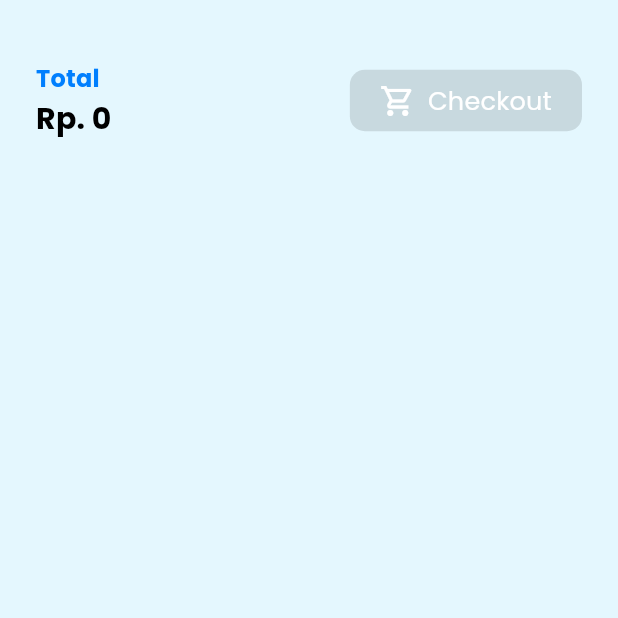
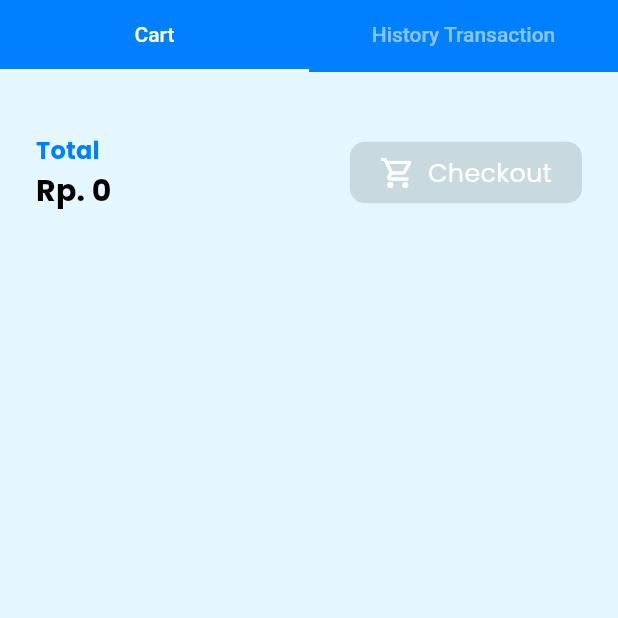
Before and after one commit to sempatpanick/e-warung, a Flutter app: the CartPage screen opened by its route, on a phone screen of 412 x 824 dp, the top half of it. Run offline on Flutter 3.47's test engine with Material 2 defaults, Android fonts, the phone set to English and light mode, and no system bars; drawn by our look-alikes of auto_size_text; our stand-ins replace animated_bottom_navigation_bar, google_fonts, shared_preferences, string_validator; missing offline and left inert: flutter_barcode_scanner; accounts and stored records are empty.

Commit message:
Add History Transaction in Cart Page

```diff
--- /dev/null
+++ b/lib/data/model/history_transaction_result.dart
@@ -0,0 +1,95 @@
+class HistoryTransactionResult {
+  HistoryTransactionResult({
+    required this.status,
+    required this.message,
+    required this.data,
+  });
+
+  bool status;
+  String message;
+  List<Transaction> data;
+
+  factory HistoryTransactionResult.fromJson(Map<String, dynamic> json) => HistoryTransactionResult(
+    status: json["status"],
+    message: json["message"],
+    data: List<Transaction>.from(json["data"].map((x) => Transaction.fromJson(x))),
+  );
+
+  Map<String, dynamic> toJson() => {
+    "status": status,
+    "message": message,
+    "data": List<dynamic>.from(data.map((x) => x.toJson())),
+  };
+}
+
+class Transaction {
+  Transaction({
+    required this.id,
+    required this.idUsers,
+    required this.bill,
+    required this.paid,
+    required this.changeBill,
+    required this.datetimeTransaction,
+    required this.items,
+  });
+
+  String id;
+  String idUsers;
+  String bill;
+  String paid;
+  String changeBill;
+  DateTime datetimeTransaction;
+  List<Item> items;
+
+  factory Transaction.fromJson(Map<String, dynamic> json) => Transaction(
+    id: json["id"],
+    idUsers: json["id_users"],
+    bill: json["bill"],
+    paid: json["paid"],
+    changeBill: json["change_bill"],
+    datetimeTransaction: DateTime.parse(json["datetime_transaction"]),
+    items: List<Item>.from(json["items"].map((x) => Item.fromJson(x))),
+  );
+
+  Map<String, dynamic> toJson() => {
+    "id": id,
+    "id_users": idUsers,
+    "bill": bill,
+    "paid": paid,
+    "change_bill": changeBill,
+    "datetime_transaction": datetimeTransaction.toIso8601String(),
+    "items": List<dynamic>.from(items.map((x) => x.toJson())),
+  };
+}
+
+class Item {
+  Item({
+    required this.idTransaction,
+    required this.idProduk,
+    required this.name,
+    required this.amount,
+    required this.price,
+  });
+
+  String idTransaction;
+  String idProduk;
+  String name;
+  String amount;
+  String price;
+
+  factory Item.fromJson(Map<String, dynamic> json) => Item(
+    idTransaction: json["id_transaction"],
+    idProduk: json["id_produk"],
+    name: json["name"],
+    amount: json["amount"],
+    price: json["price"],
+  );
+
+  Map<String, dynamic> toJson() => {
+    "id_transaction": idTransaction,
+    "id_produk": idProduk,
+    "name": name,
+    "amount": amount,
+    "price": price,
+  };
+}
--- /dev/null
+++ b/lib/provider/history_transaction_provider.dart
@@ -0,0 +1,51 @@
+import 'package:ewarung/data/api/api_service.dart';
+import 'package:ewarung/data/model/history_transaction_result.dart';
+import 'package:ewarung/utils/get_connection.dart';
+import 'package:ewarung/utils/result_state.dart';
+import 'package:flutter/cupertino.dart';
+import 'package:http/http.dart' as http;
+
+class HistoryTransactionProvider extends ChangeNotifier {
+  final ApiService apiService = ApiService();
+  final _getConnection = GetConnection();
+
+  HistoryTransactionProvider(String idUser) {
+    _fetchHistoryTransaction(idUser);
+  }
+
+  HistoryTransactionResult _resultHistoryTransaction = HistoryTransactionResult(status: false, message: "not initialized", data: []);
+  ResultState _stateHistoryTransaction = ResultState.loading;
+  String _messageHistoryTransaction = '';
+
+  HistoryTransactionResult get resultHistoryTransaction => _resultHistoryTransaction;
+  ResultState get stateHistoryTransaction => _stateHistoryTransaction;
+  String get messageHistoryTransaction => _messageHistoryTransaction;
+
+  Future<dynamic> _fetchHistoryTransaction(String idUser) async {
+    try {
+      _stateHistoryTransaction = ResultState.loading;
+      notifyListeners();
+      final connection = await _getConnection.getConnection();
+      if (connection) {
+        var result = await apiService.getHistoryTransaction(http.Client(), idUser);
+        if (result.data.isNotEmpty) {
+          _stateHistoryTransaction = ResultState.hasData;
+          notifyListeners();
+          return _resultHistoryTransaction = result;
+        } else {
+          _stateHistoryTransaction = ResultState.noData;
+          notifyListeners();
+          return _messageHistoryTransaction = result.message;
+        }
+      } else {
+        _stateHistoryTransaction = ResultState.error;
+        notifyListeners();
+        return _messageHistoryTransaction = 'Error: No connection internet';
+      }
+    } catch (e) {
+      _stateHistoryTransaction = ResultState.error;
+      notifyListeners();
+      return _messageHistoryTransaction = 'Error: Failed to get history transaction, $e';
+    }
+  }
+}
--- a/lib/ui/cart_page.dart
+++ b/lib/ui/cart_page.dart
@@ -4,12 +4,16 @@ import 'package:ewarung/data/model/geeneral_result.dart';
 import 'package:ewarung/data/model/product_transaction.dart';
 import 'package:ewarung/data/model/products_user_result.dart';
 import 'package:ewarung/provider/cart_provider.dart';
+import 'package:ewarung/provider/history_transaction_provider.dart';
 import 'package:ewarung/provider/preferences_provider.dart';
 import 'package:ewarung/provider/user_provider.dart';
 import 'package:ewarung/utils/get_formatted.dart';
+import 'package:ewarung/utils/result_state.dart';
 import 'package:ewarung/widgets/custom_alert_dialog.dart';
 import 'package:ewarung/widgets/custom_notification_snackbar.dart';
+import 'package:ewarung/widgets/custom_notification_widget.dart';
 import 'package:ewarung/widgets/item_cart.dart';
+import 'package:ewarung/widgets/item_order_history.dart';
 import 'package:flutter/cupertino.dart';
 import 'package:flutter/material.dart';
 import 'package:provider/provider.dart';
@@ -48,10 +52,25 @@ class _CartPageState extends State<CartPage> {
       }
     }
 
-    return Scaffold(
-      backgroundColor: colorWhiteBlue,
-      body: SafeArea(
-        child: SingleChildScrollView(
+    return DefaultTabController(
+      length: 2,
+      child: SafeArea(
+        child: Scaffold(
+          backgroundColor: primaryColor,
+          appBar: const TabBar(
+            labelColor: textColorWhite,
+            indicatorColor: textColorWhite,
+            unselectedLabelColor: Colors.white54,
+            tabs: [
+              Tab(text: "Cart",),
+              Tab(text: "History Transaction",)
+            ]
+          ),
+          body: Container(
+            color: colorWhiteBlue,
+            child: TabBarView(
+              children: [
+                SingleChildScrollView(
                   child: Container(
                     margin: const EdgeInsets.all(24.0),
                     child: Column(
@@ -115,6 +134,38 @@ class _CartPageState extends State<CartPage> {
                               ),
                             ),
                           ],
+                        ),
+                      ],
+                    ),
+                  ),
+                ),
+                SingleChildScrollView(
+                  child: ChangeNotifierProvider<HistoryTransactionProvider>(
+                    create: (_) => HistoryTransactionProvider(pref.userLogin.id),
+                    child: Consumer<HistoryTransactionProvider>(
+                      builder: (context, state, _) {
+                        if (state.stateHistoryTransaction == ResultState.loading) {
+                          return const Center(child: CircularProgressIndicator(),);
+                        } else if (state.stateHistoryTransaction == ResultState.hasData) {
+                          var dataTransactions = state.resultHistoryTransaction.data;
+                          return ListView.builder(
+                            shrinkWrap: true,
+                            physics: const NeverScrollableScrollPhysics(),
+                            itemCount: dataTransactions.length,
+                            itemBuilder: (context, index) {
+                              return ItemOrderHistory(dataTransaction: dataTransactions[index]);
+                            }
+                          );
+                        } else if (state.stateHistoryTransaction == ResultState.noData) {
+                          return CustomNotificationWidget(message: state.messageHistoryTransaction);
+                        } else if (state.stateHistoryTransaction == ResultState.error) {
+                          return CustomNotificationWidget(message: state.messageHistoryTransaction);
+                        } else {
+                          return const CustomNotificationWidget(message: "Error: Went Something Wrong..");
+                        }
+                      }
+                    ),
+                  ),
                 ),
               ],
             ),
--- a/lib/ui/profile_page.dart
+++ b/lib/ui/profile_page.dart
@@ -1,6 +1,7 @@
 import 'package:ewarung/common/styles.dart';
 import 'package:ewarung/provider/cart_provider.dart';
 import 'package:ewarung/provider/preferences_provider.dart';
+import 'package:ewarung/provider/utils_provider.dart';
 import 'package:flutter/cupertino.dart';
 import 'package:flutter/material.dart';
 import 'package:provider/provider.dart';
@@ -17,6 +18,7 @@ class ProfilePage extends StatelessWidget {
     WidgetsFlutterBinding.ensureInitialized();
     PreferencesProvider pref = Provider.of<PreferencesProvider>(context);
     CartProvider cart = Provider.of<CartProvider>(context);
+    UtilsProvider utilsProvider = Provider.of<UtilsProvider>(context);
 
     return Scaffold(
       backgroundColor: colorWhiteBlue,
@@ -91,6 +93,7 @@ class ProfilePage extends StatelessWidget {
                       Navigator.pushReplacementNamed(context, LoginPage.routeName);
                       cart.clearAll();
                       pref.removeUserLogin();
+                      utilsProvider.setIsFormInputProduct(false);
                     },
                     child: Text(
                       "Logout",
--- a/lib/widgets/custom_notification_widget.dart
+++ b/lib/widgets/custom_notification_widget.dart
@@ -1,10 +1,10 @@
 import 'package:flutter/cupertino.dart';
 import 'package:flutter/material.dart';
 
-class CustomNotification extends StatelessWidget {
+class CustomNotificationWidget extends StatelessWidget {
   final String message;
 
-  const CustomNotification({Key? key, required this.message}) : super(key: key);
+  const CustomNotificationWidget({Key? key, required this.message}) : super(key: key);
 
   @override
   Widget build(BuildContext context) {
```
Also changed, not shown: lib/data/api/api_service.dart (+11 -0 lines), lib/widgets/item_order_history.dart (added, +119 -0 lines). Lines whose indentation alone changed are shown as unchanged.
